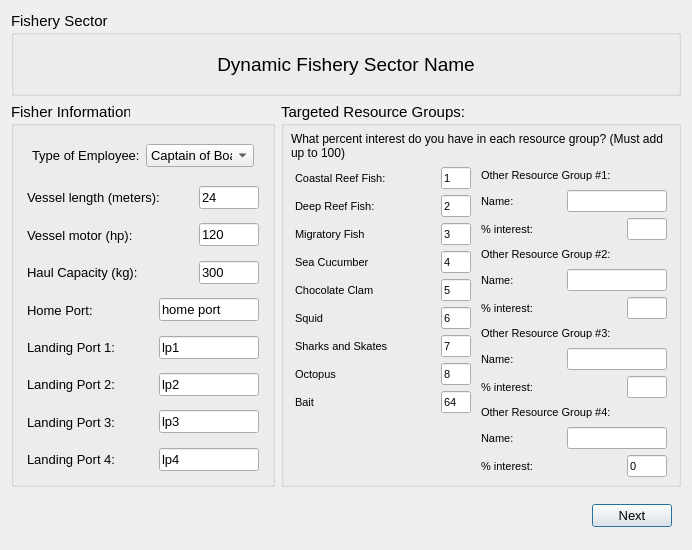
Ecotrust/openoceanmap-desktop, file oom_cobi_loreto/Interview/fishery.ui: the form before one commit.
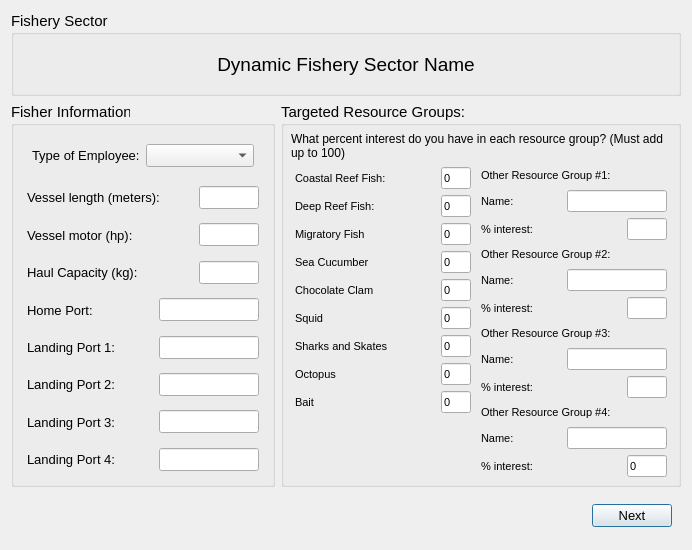
The form after the commit.

```diff
--- a/oom_cobi_loreto/Interview/fishery.ui
+++ b/oom_cobi_loreto/Interview/fishery.ui
@@ -145,6 +145,11 @@
                <height>16777215</height>
               </size>
              </property>
+             <item>
+              <property name="text" >
+               <string/>
+              </property>
+             </item>
              <item>
               <property name="text" >
                <string>Captain of Boat</string>
@@ -250,7 +255,7 @@
               <enum>Qt::PreventContextMenu</enum>
              </property>
              <property name="text" >
-              <string>24</string>
+              <string/>
              </property>
             </widget>
            </item>
@@ -334,7 +339,7 @@
               </font>
              </property>
              <property name="text" >
-              <string>120</string>
+              <string/>
              </property>
             </widget>
            </item>
@@ -418,7 +423,7 @@
               </font>
              </property>
              <property name="text" >
-              <string>300</string>
+              <string/>
              </property>
             </widget>
            </item>
@@ -502,7 +507,7 @@
               </font>
              </property>
              <property name="text" >
-              <string>home port</string>
+              <string/>
              </property>
             </widget>
            </item>
@@ -586,7 +591,7 @@
               </font>
              </property>
              <property name="text" >
-              <string>lp1</string>
+              <string/>
              </property>
             </widget>
            </item>
@@ -670,7 +675,7 @@
               </font>
              </property>
              <property name="text" >
-              <string>lp2</string>
+              <string/>
              </property>
             </widget>
            </item>
@@ -754,7 +759,7 @@
               </font>
              </property>
              <property name="text" >
-              <string>lp3</string>
+              <string/>
              </property>
             </widget>
            </item>
@@ -838,7 +843,7 @@
               </font>
              </property>
              <property name="text" >
-              <string>lp4</string>
+              <string/>
              </property>
             </widget>
            </item>
@@ -948,7 +953,7 @@
                   </font>
                  </property>
                  <property name="text" >
-                  <string>1</string>
+                  <string>0</string>
                  </property>
                 </widget>
                </item>
@@ -1003,7 +1008,7 @@
                   </font>
                  </property>
                  <property name="text" >
-                  <string>2</string>
+                  <string>0</string>
                  </property>
                 </widget>
                </item>
@@ -1058,7 +1063,7 @@
                   </font>
                  </property>
                  <property name="text" >
-                  <string>3</string>
+                  <string>0</string>
                  </property>
                 </widget>
                </item>
@@ -1113,7 +1118,7 @@
                   </font>
                  </property>
                  <property name="text" >
-                  <string>4</string>
+                  <string>0</string>
                  </property>
                 </widget>
                </item>
@@ -1168,7 +1173,7 @@
                   </font>
                  </property>
                  <property name="text" >
-                  <string>5</string>
+                  <string>0</string>
                  </property>
                 </widget>
                </item>
@@ -1223,7 +1228,7 @@
                   </font>
                  </property>
                  <property name="text" >
-                  <string>6</string>
+                  <string>0</string>
                  </property>
                 </widget>
                </item>
@@ -1278,7 +1283,7 @@
                   </font>
                  </property>
                  <property name="text" >
-                  <string>7</string>
+                  <string>0</string>
                  </property>
                 </widget>
                </item>
@@ -1333,7 +1338,7 @@
                   </font>
                  </property>
                  <property name="text" >
-                  <string>8</string>
+                  <string>0</string>
                  </property>
                 </widget>
                </item>
@@ -1388,7 +1393,7 @@
                   </font>
                  </property>
                  <property name="text" >
-                  <string>64</string>
+                  <string>0</string>
                  </property>
                 </widget>
                </item>
```
Left out of the diff: 2 changed lines with no effect on the pictures.
